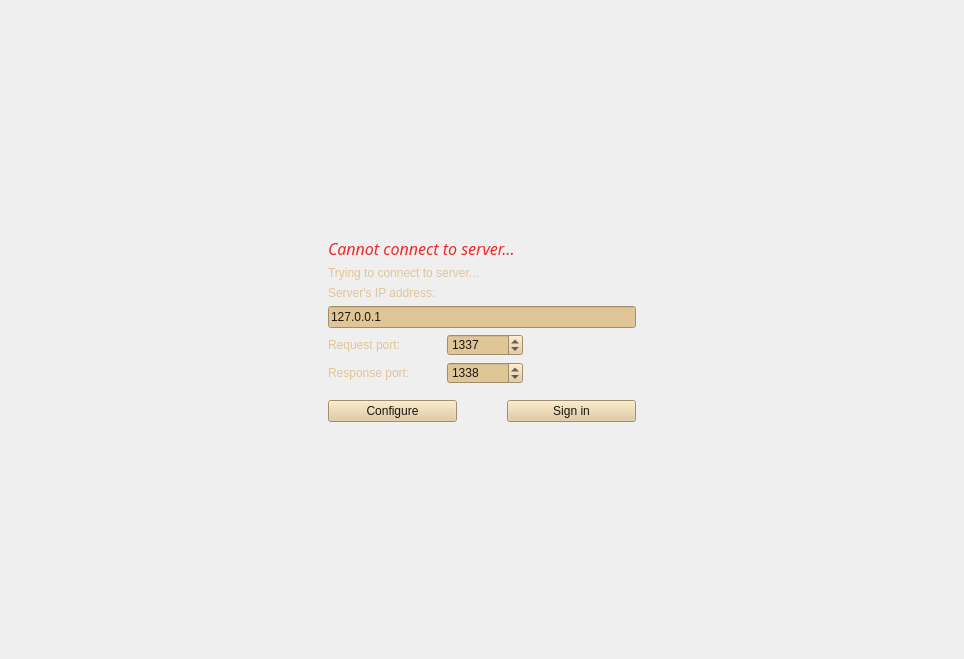
triebltamas/MyChessGame, file Client/frontend/LoginWidget.ui: the form before one commit.
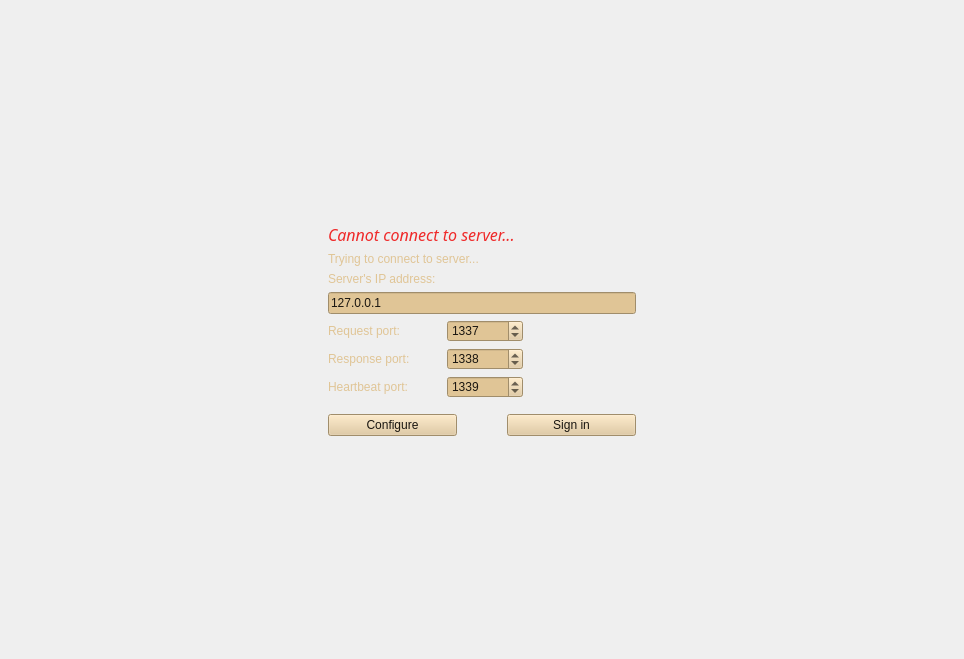
The form after the commit. The open tabs and pages were chosen to show the change.

```diff
--- a/Client/frontend/LoginWidget.ui
+++ b/Client/frontend/LoginWidget.ui
@@ -232,7 +232,7 @@
         </spacer>
        </item>
        <item>
-        <layout class="QVBoxLayout" name="verticalLayout_2" stretch="0,0,0,0,0,0,0,0,0">
+        <layout class="QVBoxLayout" name="verticalLayout_2" stretch="0,0,0,0,0,0,0,0,0,0">
          <property name="bottomMargin">
           <number>0</number>
          </property>
@@ -377,6 +377,46 @@
            </item>
           </layout>
          </item>
+         <item>
+          <layout class="QHBoxLayout" name="horizontalLayout_12" stretch="3,2,3">
+           <property name="bottomMargin">
+            <number>0</number>
+           </property>
+           <item>
+            <widget class="QLabel" name="heartbeatPortLabel">
+             <property name="text">
+              <string>Heartbeat port:</string>
+             </property>
+            </widget>
+           </item>
+           <item>
+            <widget class="QSpinBox" name="heartbeatPortSpinBox">
+             <property name="minimum">
+              <number>1000</number>
+             </property>
+             <property name="maximum">
+              <number>100000</number>
+             </property>
+             <property name="value">
+              <number>1339</number>
+             </property>
+            </widget>
+           </item>
+           <item>
+            <spacer name="horizontalSpacer_15">
+             <property name="orientation">
+              <enum>Qt::Horizontal</enum>
+             </property>
+             <property name="sizeHint" stdset="0">
+              <size>
+               <width>40</width>
+               <height>20</height>
+              </size>
+             </property>
+            </spacer>
+           </item>
+          </layout>
+         </item>
          <item>
           <layout class="QHBoxLayout" name="horizontalLayout_9" stretch="3,1,3">
            <property name="topMargin">
```
Left out of the diff: 2 changed lines with no effect on the pictures.
